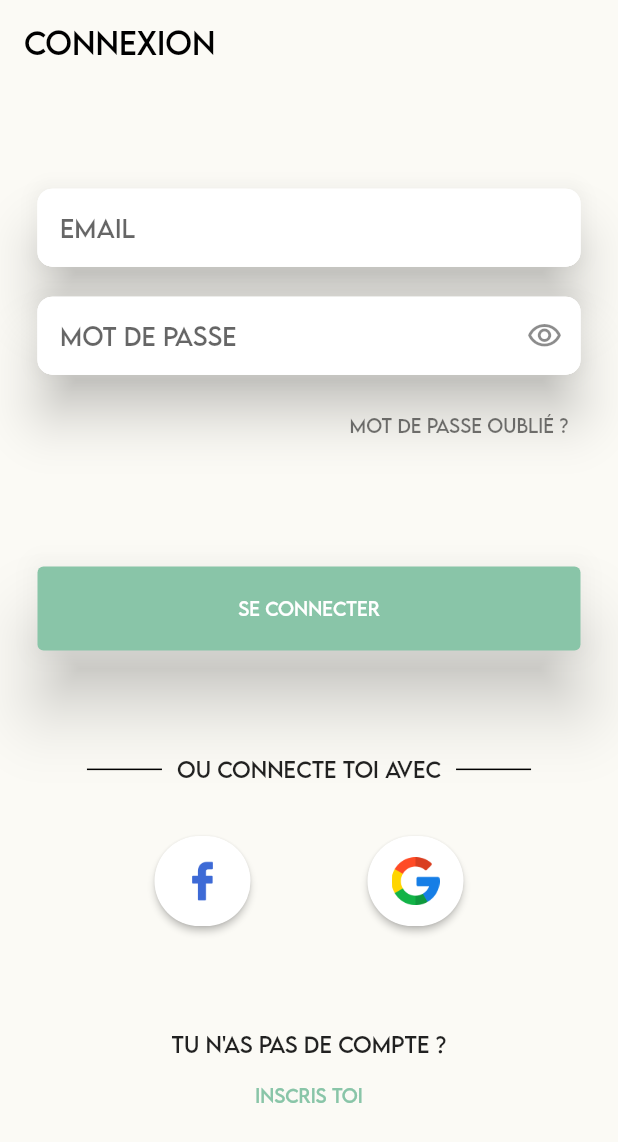
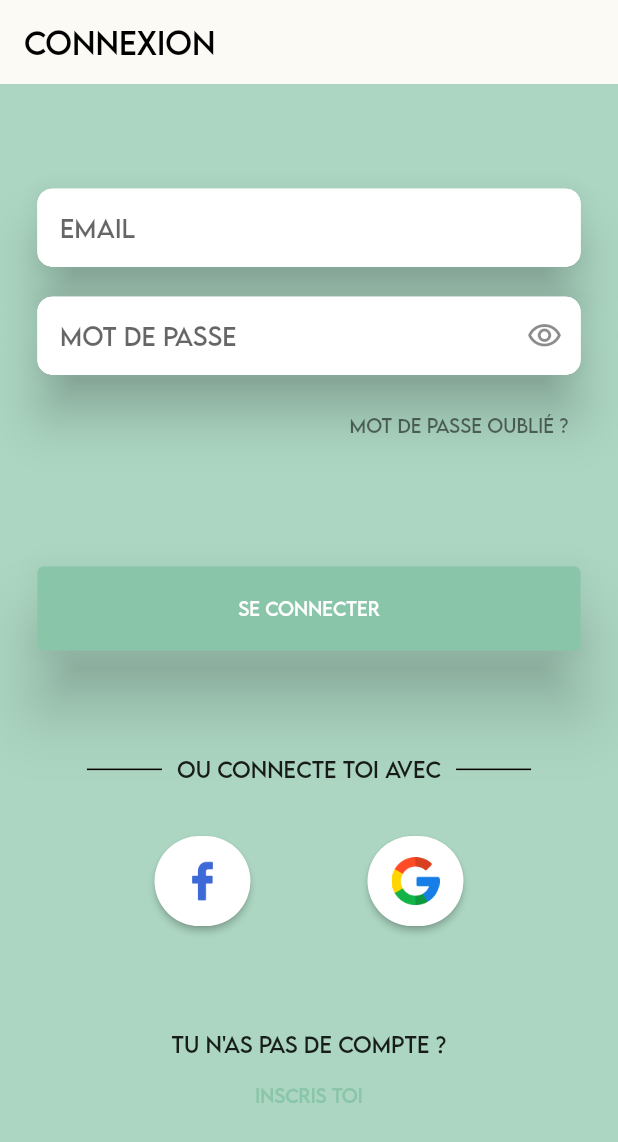
Before and after one commit to JESSYV96/tradilistMobile, a Flutter app: the screen it shows after launch, on a phone screen of 412 x 824 dp. Shown: the top 1142 px of the screen. Run offline on Flutter 3.47's test engine with Material 2 defaults, Android fonts, the phone set to English and light mode, and no system bars; our stand-ins replace go_router.

Commit message:
A bit of refactoring in login

```diff
--- a/lib/src/screens/auth/login/login_screen.dart
+++ b/lib/src/screens/auth/login/login_screen.dart
@@ -22,7 +22,7 @@ class LoginScreen extends StatelessWidget {
         elevation: Theme.of(context).appBarTheme.elevation,
       ),
       body: Container(
-        color: Theme.of(context).appBarTheme.backgroundColor,
+        color: Theme.of(context).backgroundColor,
         padding: const EdgeInsets.symmetric(horizontal: 25),
         child: Column(
           mainAxisAlignment: MainAxisAlignment.spaceEvenly,
@@ -93,7 +93,7 @@ Widget _loginForm(LoginViewModel loginVM) {
               onTap: () {
                 loginVM.setObcurePassword();
               },
-              child: loginVM.displayVisibilityIcon(),
+              child: loginVM.passwordVisibilityIcon(),
             ),
           ),
         ),
--- a/lib/src/screens/auth/login/login_view_model.dart
+++ b/lib/src/screens/auth/login/login_view_model.dart
@@ -1,16 +1,21 @@
 import 'package:flutter/material.dart';
 
+import '../../../common/helpers/display_visibility_icon.dart';
+
 class LoginViewModel extends ChangeNotifier {
-  bool isObcurePassword = true;
+  bool _isObcurePassword = true;
+
+  bool get isObcurePassword => _isObcurePassword;
+  set isObcurePassword(bool value) => _isObcurePassword = value;
 
   void setObcurePassword() {
     isObcurePassword = !isObcurePassword;
     notifyListeners();
   }
 
-  Icon displayVisibilityIcon() {
-    return isObcurePassword
-        ? const Icon(Icons.visibility_outlined)
-        : const Icon(Icons.visibility_off_outlined);
+  Icon passwordVisibilityIcon() {
+    return displayVisibilityIcon(isObcurePassword);
   }
+
+
 }
```
